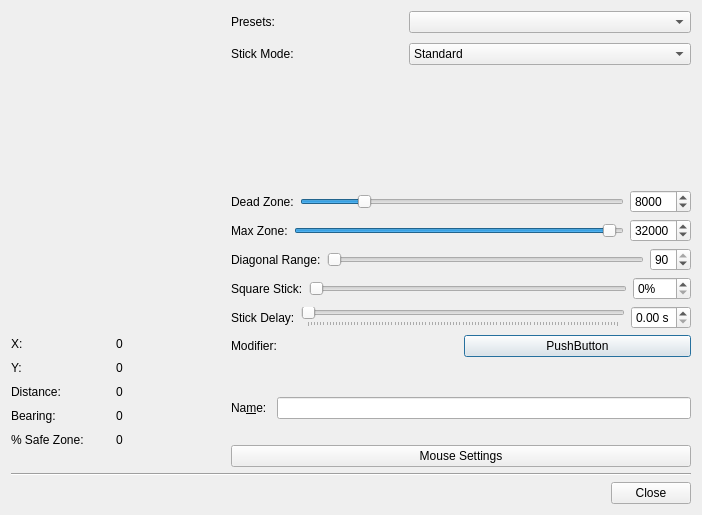
Old version of the form src/joycontrolstickeditdialog.ui in the repository AntiMicroX/antimicrox.
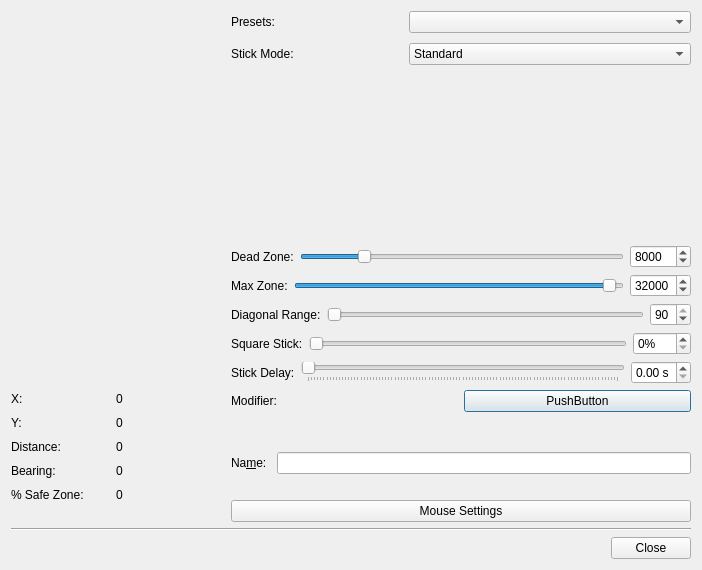
New version of the form. Icons and pictures are not drawn. Custom widgets are drawn as their Qt base class.

The edit to the form file:
```diff
--- a/src/joycontrolstickeditdialog.ui
+++ b/src/joycontrolstickeditdialog.ui
@@ -7,7 +7,7 @@
     <x>0</x>
     <y>0</y>
     <width>702</width>
-    <height>515</height>
+    <height>570</height>
    </rect>
   </property>
   <property name="sizePolicy">
```
